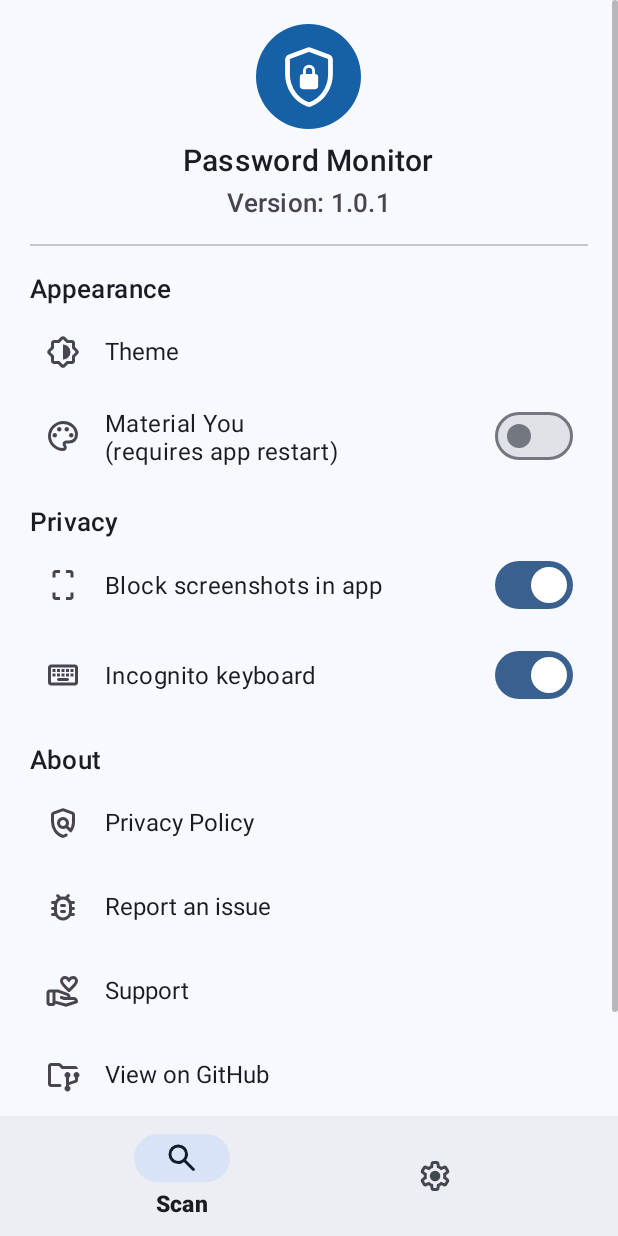
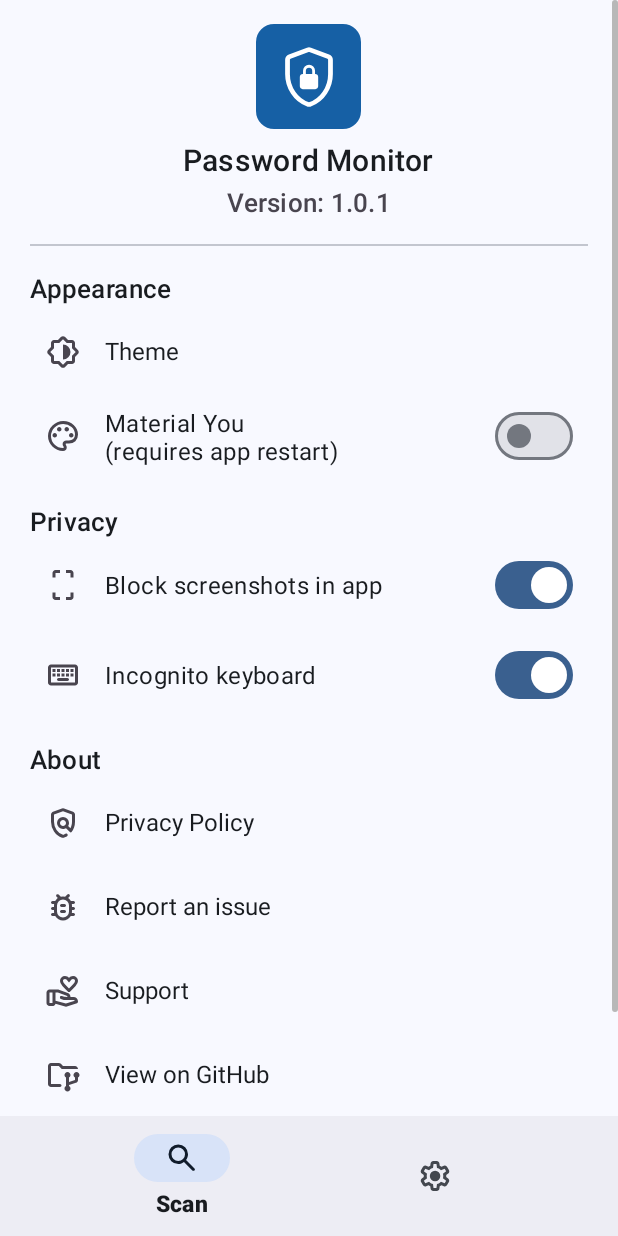
Before and after one commit to StellarSand/Password-Monitor, an Android app: the SettingsFragment screen opened through its navigation route, on a phone screen of 412 x 824 dp. Run offline under Robolectric (Android 15) with nearby library versions, the phone set to English and light mode, and no system bars.

Commit message:
minor changes

```diff
--- a/app/src/main/res/layout/fragment_settings.xml
+++ b/app/src/main/res/layout/fragment_settings.xml
@@ -42,7 +42,7 @@
             android:src="@drawable/ic_launcher_foreground"
             android:scaleType="center"
             android:background="@color/seed"
-            app:shapeAppearanceOverlay="@style/ShapeAppearance.Material3.Corner.Full"/>
+            app:shapeAppearanceOverlay="@style/ShapeAppearance.Material3.Corner.Medium"/>
 
         <com.google.android.material.textview.MaterialTextView
             android:id="@+id/app_name"
--- a/gradle/libs.versions.toml
+++ b/gradle/libs.versions.toml
@@ -16,7 +16,7 @@
 #
 
 [versions]
-androidGradle = "8.4.1"
+androidGradle = "8.5.0"
 androidKotlin = "2.0.0" # https://github.com/JetBrains/kotlin/releases/latest (latest version is not always auto picked up)
 appcompat = "1.7.0"
 coreKtx = "1.13.1"
```
Also changed, not shown: app/src/main/res/drawable/ic_back.xml (+6 -2 lines), 10 other files.
